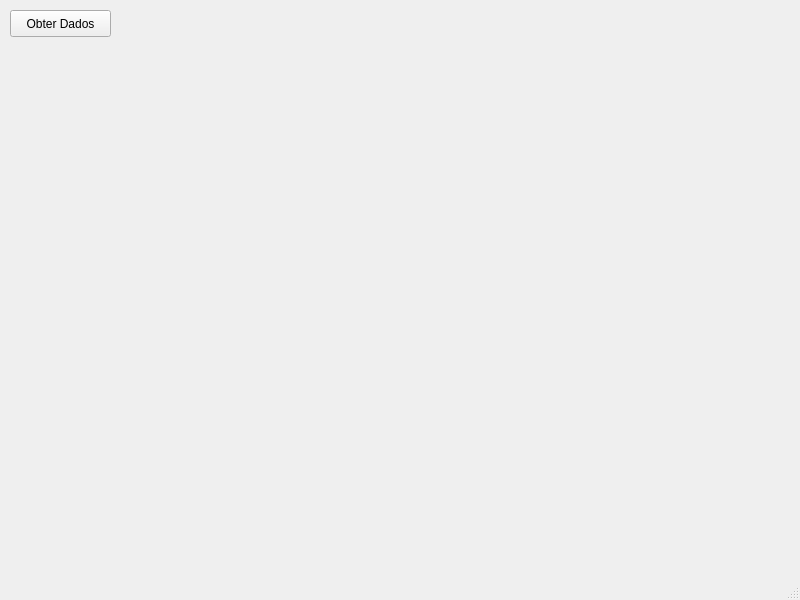
ArturNunes21/Eugenio_Alunos_2, file mainwindow.ui: the form before one commit.
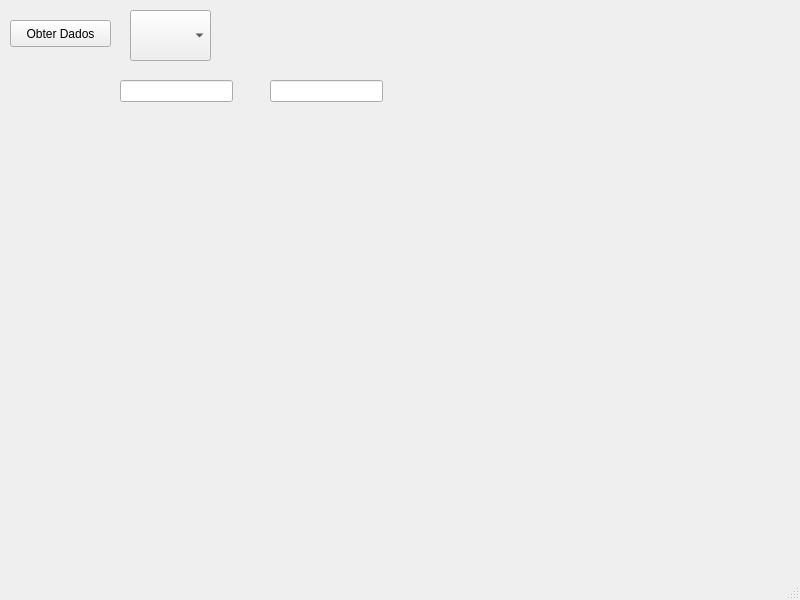
The form after the commit.

What changed in the file:
```diff
--- a/mainwindow.ui
+++ b/mainwindow.ui
@@ -18,7 +18,7 @@
     <property name="geometry">
      <rect>
       <x>10</x>
-      <y>10</y>
+      <y>20</y>
       <width>101</width>
       <height>27</height>
      </rect>
@@ -27,6 +27,36 @@
      <string>Obter Dados</string>
     </property>
    </widget>
+   <widget class="QComboBox" name="comboBox">
+    <property name="geometry">
+     <rect>
+      <x>130</x>
+      <y>10</y>
+      <width>81</width>
+      <height>51</height>
+     </rect>
+    </property>
+   </widget>
+   <widget class="QLineEdit" name="lineEdit">
+    <property name="geometry">
+     <rect>
+      <x>120</x>
+      <y>80</y>
+      <width>113</width>
+      <height>22</height>
+     </rect>
+    </property>
+   </widget>
+   <widget class="QLineEdit" name="lineEdit_2">
+    <property name="geometry">
+     <rect>
+      <x>270</x>
+      <y>80</y>
+      <width>113</width>
+      <height>22</height>
+     </rect>
+    </property>
+   </widget>
   </widget>
   <widget class="QMenuBar" name="menubar">
    <property name="geometry">
```
Left out of the diff: 2 changed lines with no effect on the pictures.
